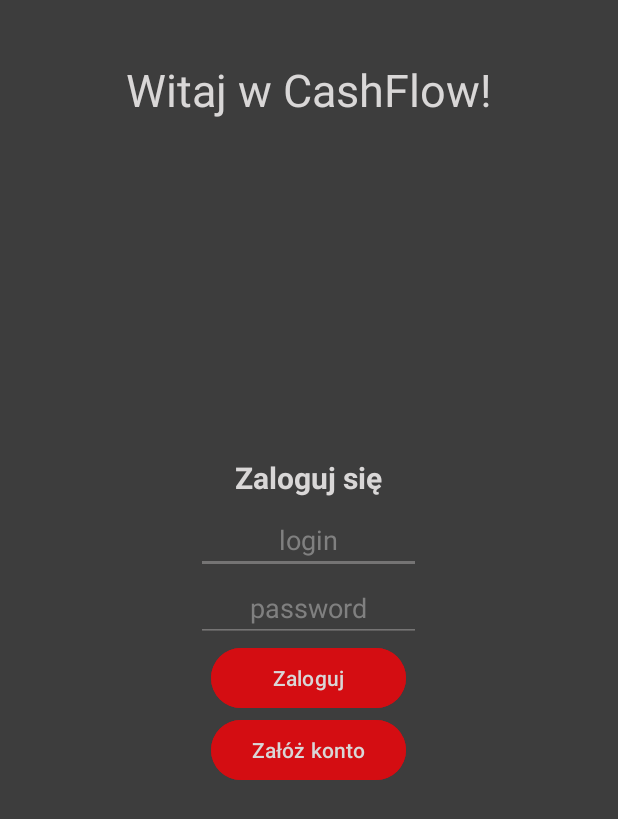
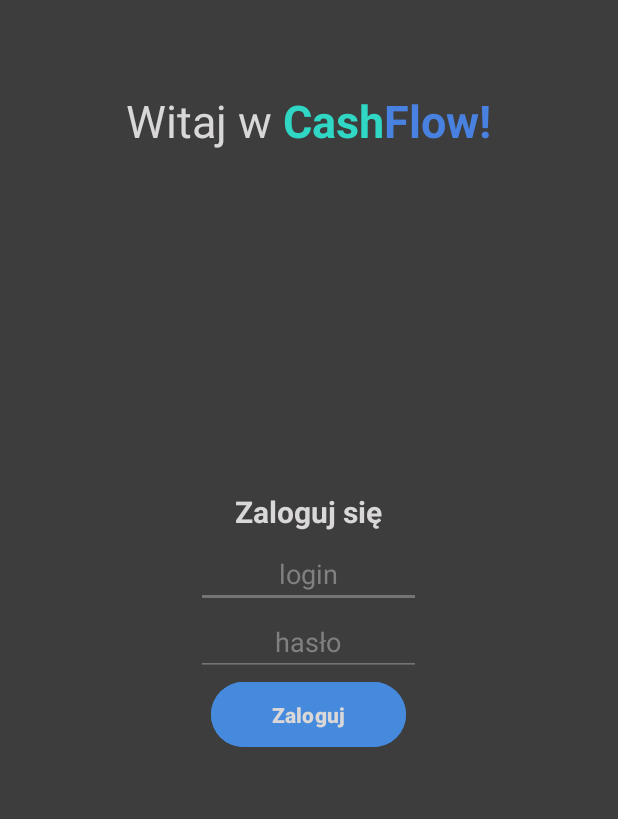
Before and after one commit to Wikt0rP/aplikacja_mobilna-Agile, an Android app: the screen it shows after launch (MainActivity), on a phone screen of 412 x 824 dp. Shown: the top 819 px of the screen. Run offline under Robolectric (Android 15) with nearby library versions, the phone set to English and light mode, and no system bars.

Commit message:
UI login screen changes

```diff
--- a/app/src/main/java/com/example/myapplication/MainActivity.java
+++ b/app/src/main/java/com/example/myapplication/MainActivity.java
@@ -41,7 +41,8 @@ public class MainActivity extends AppCompatActivity {
             {
                 Log.d("API Token Access:", accessToken);
                 Log.d("API Token Refresh:", refreshToken);
-                //Open new activity
+
+                Intent intent = new Intent(MainActivity.this, AfterLogin.class);
             }
         });
 
--- a/app/src/main/res/layout/activity_main.xml
+++ b/app/src/main/res/layout/activity_main.xml
@@ -7,13 +7,24 @@
     android:background="#3d3d3d"
     tools:context=".MainActivity">
 
+    <LinearLayout
+        android:layout_width="match_parent"
+        android:layout_height="match_parent"
+        android:layout_margin="10dp"
+        android:orientation="horizontal"
+        android:gravity="center_horizontal"
+
+
+        >
+
         <TextView
             android:layout_width="wrap_content"
             android:layout_height="wrap_content"
-        android:text="Witaj w CashFlow!"
+            android:text="Witaj w "
             android:textColor="#d9d7d7"
             android:textSize="30dp"
             android:id="@+id/WelcomeText"
+            android:layout_marginTop="50dp"
 
             app:layout_constraintBottom_toBottomOf="parent"
             app:layout_constraintEnd_toEndOf="parent"
@@ -22,76 +33,106 @@
             app:layout_constraintVertical_bias="0.05"
 
             />
+        <TextView
+            android:layout_width="wrap_content"
+            android:layout_height="wrap_content"
+            android:text="Cash"
+            android:textColor="#2FD7C4"
+            android:textSize="30dp"
+            android:id="@+id/WelcomeText2"
+            android:textStyle="bold"
+            android:layout_marginTop="50dp"
+
+            app:layout_constraintBottom_toBottomOf="parent"
+            app:layout_constraintEnd_toEndOf="parent"
+            app:layout_constraintStart_toStartOf="parent"
+            app:layout_constraintTop_toTopOf="parent"
+            app:layout_constraintVertical_bias="0.05"
+
+            />
+        <TextView
+            android:layout_width="wrap_content"
+            android:layout_height="wrap_content"
+            android:text="Flow!"
+            android:textColor="#4881DF"
+            android:textSize="30dp"
+            android:id="@+id/WelcomeText3"
+            android:textStyle="bold"
+            android:layout_marginTop="50dp"
+
+            app:layout_constraintBottom_toBottomOf="parent"
+            app:layout_constraintEnd_toEndOf="parent"
+            app:layout_constraintStart_toStartOf="parent"
+            app:layout_constraintTop_toTopOf="parent"
+            app:layout_constraintVertical_bias="0.05"
+
+            />
+    </LinearLayout>
+
+
     <LinearLayout
-        xmlns:android="http://schemas.android.com/apk/res/android"
-        xmlns:tools="http://schemas.android.com/tools"
+        android:id="@+id/linearLayout"
         android:layout_width="match_parent"
         android:layout_height="match_parent"
+        android:layout_margin="10dp"
         android:orientation="horizontal"
-        android:layout_margin="10dp">
+        tools:layout_editor_absoluteX="-35dp"
+        tools:layout_editor_absoluteY="16dp">
 
         <LinearLayout
             android:layout_width="match_parent"
             android:layout_height="wrap_content"
-            android:orientation="vertical"
-            android:layout_gravity="center">
+            android:layout_gravity="center"
+            android:orientation="vertical">
 
             <TextView
                 android:layout_width="wrap_content"
                 android:layout_height="wrap_content"
+                android:layout_gravity="center"
                 android:padding="5dp"
                 android:text="Zaloguj się"
-                android:layout_gravity="center"
                 android:textColor="#d9d7d7"
-                android:textStyle="bold"
                 android:textSize="20dp"
-                />
+                android:textStyle="bold" />
 
             <EditText
+                android:id="@+id/loginText"
                 android:layout_width="150dp"
                 android:layout_height="wrap_content"
                 android:layout_gravity="center"
+                android:backgroundTint="#757474"
+                android:gravity="center"
+                android:hint="login"
                 android:inputType="text"
+                android:onClick="loginType"
                 android:textColor="#d9d7d7"
-                android:backgroundTint="#757474"
-                android:onClick="loginType"
-                android:hint="login"
-                android:textColorHint = "#808080"
-                android:gravity="center"
-                android:id="@+id/loginText"
-                />
+                android:textColorHint="#808080" />
+
             <EditText
+                android:id="@+id/passwordText"
                 android:layout_width="150dp"
                 android:layout_height="wrap_content"
                 android:layout_gravity="center"
+                android:backgroundTint="#757474"
+                android:gravity="center"
+                android:hint="hasło"
+                android:inputType="textPassword"
+                android:onClick="passwordType"
                 android:textColor="#d9d7d7"
-                android:backgroundTint="#757474"
-                android:hint="password"
-                android:textColorHint = "#808080"
-                android:onClick="passwordType"
-                android:id="@+id/passwordText"
-                android:inputType="textPassword"
-                android:gravity="center" />
+                android:textColorHint="#808080" />
+
             <Button
                 android:id="@+id/buttonLogin"
                 android:layout_width="130dp"
                 android:layout_height="wrap_content"
                 android:layout_gravity="center"
-                android:backgroundTint="#D40D12"
+                android:backgroundTint="#458ADC"
+                android:onClick="buttonLoginClick"
+                android:padding="12dp"
+                android:text="Zaloguj"
                 android:textColor="#d9d7d7"
-                android:text="Zaloguj"
-                android:onClick="buttonLoginClick" />
-            <Button
-                android:id="@+id/buttonRegister"
-                android:layout_width="130dp"
-                android:layout_height="wrap_content"
-                android:layout_gravity="center"
+                android:textStyle="bold" />
 
-                android:backgroundTint="#D40D12"
-                android:textColor="#d9d7d7"
-                android:text="Załóż konto"
-                android:onClick="buttonLoginClick"
-                />
 
         </LinearLayout>
 
```
Lines whose indentation alone changed are shown as unchanged.
